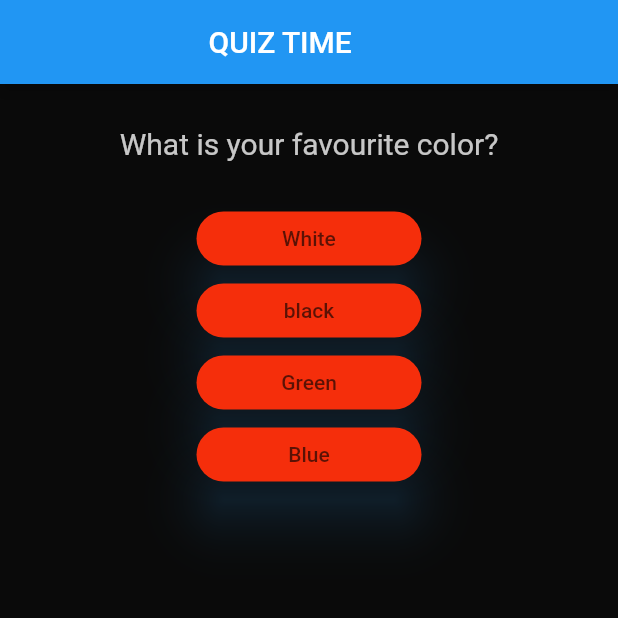
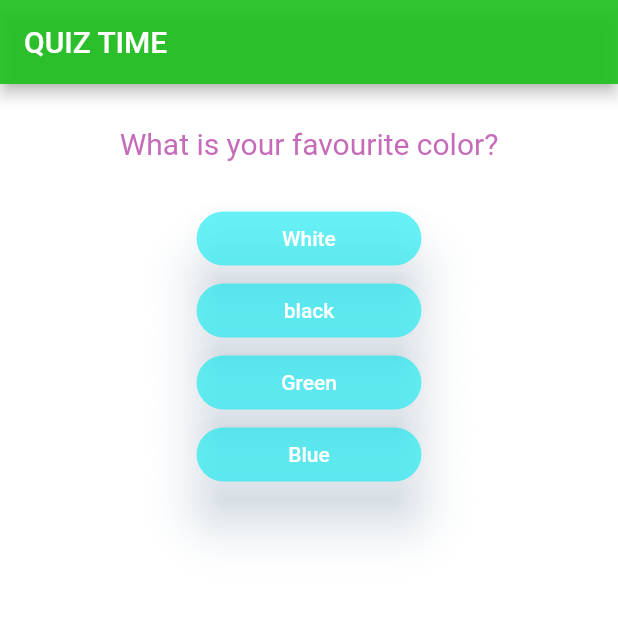
Before and after one commit to rajpranit/quiz-app, a Flutter app: the screen it shows after launch, on a phone screen of 412 x 824 dp, the top half of it. Run offline on Flutter 3.47's test engine with Material 2 defaults, Android fonts, the phone set to English and light mode, and no system bars.

Commit message:
Step-5 No Question Error handling

```diff
--- a/lib/answer.dart
+++ b/lib/answer.dart
@@ -13,13 +13,13 @@ class Answer extends StatelessWidget {
       child: ElevatedButton(
         style: ButtonStyle(
           backgroundColor:
-              MaterialStateProperty.all(Color.fromARGB(255, 245, 46, 11)),
+              MaterialStateProperty.all(Color.fromARGB(150, 0, 233, 241)),
           foregroundColor:
               MaterialStateProperty.all(Color.fromARGB(255, 255, 255, 255)),
           overlayColor:
-              MaterialStateProperty.all(Color.fromARGB(255, 0, 247, 0)),
+              MaterialStateProperty.all(Color.fromARGB(255, 55, 182, 55)),
           shadowColor:
-              MaterialStateProperty.all(Color.fromARGB(255, 42, 106, 158)),
+              MaterialStateProperty.all(Color.fromARGB(100, 42, 106, 158)),
           elevation: MaterialStateProperty.all(15),
           shape: MaterialStateProperty.all(
             RoundedRectangleBorder(
@@ -28,7 +28,12 @@ class Answer extends StatelessWidget {
           ),
           visualDensity: VisualDensity.adaptivePlatformDensity,
         ),
-        child: Text(answer , style: TextStyle(color: Color.fromARGB(160, 0, 1, 2)),),
+        child: Text(
+          answer,
+          style: TextStyle(
+            color: Color.fromARGB(255, 255, 255, 255),
+          ),
+        ),
         onPressed: selectHandler,
       ),
     ));
--- a/lib/main.dart
+++ b/lib/main.dart
@@ -19,7 +19,7 @@ class _MyAppState extends State<MyApp> {
     });
   }
 
-  var questions = [
+  final questions = const [
     {
       'question': 'What is your favourite color?',
       'answers': ['White', 'black', 'Green', 'Blue']
@@ -38,22 +38,45 @@ class _MyAppState extends State<MyApp> {
   Widget build(BuildContext context) {
     return MaterialApp(
       home: Scaffold(
-        backgroundColor: Color.fromARGB(255, 10, 10, 10),
+        backgroundColor: Color.fromARGB(255, 255, 255, 255),
         appBar: AppBar(
-          titleSpacing: 139,
+          backgroundColor: Color.fromARGB(233, 30, 192, 30),
           title: Text(
             "QUIZ TIME",
+            textAlign: TextAlign.right,
             style: TextStyle(
-              color: Color.fromARGB(255, 255, 255, 255),
+              color: Color.fromARGB(255, 255, 254, 254),
             ),
           ),
         ),
-        body: Column(
-          children: [
-            Question(questions[_questionIndex]["question"]),
-            ...(questions[_questionIndex]['answers'] as List).map((answer) => Answer(_answerQuestion, answer))
-          ],
-        ),
+        body: _questionIndex < questions.length
+            ? Column(
+                children: [
+                  Question(questions[_questionIndex]["question"] as String),
+                  ...(questions[_questionIndex]['answers'] as List)
+                      .map((answer) => Answer(_answerQuestion, answer))
+                ],
+              )
+            : Center(
+                child: Text(
+                  "You did it!",
+                  style: TextStyle(
+                      fontSize: 18,
+                      height:
+                          2, //line height 200%, 1= 100%, were 0.9 = 90% of actual line height
+                      color: Colors.redAccent, //font color
+                      backgroundColor: Colors.black12, //background color
+                      letterSpacing: 5, //letter spacing
+                      decoration: TextDecoration.underline, //make underline
+                      decorationStyle:
+                          TextDecorationStyle.double, //double underline
+                      decorationColor:
+                          Colors.brown, //text decoration 'underline' color
+                      decorationThickness:
+                          1.5, //decoration 'underline' thickness
+                      fontStyle: FontStyle.italic),
+                ),
+              ),
       ),
     );
   }
--- a/lib/question.dart
+++ b/lib/question.dart
@@ -14,7 +14,7 @@ class Question extends StatelessWidget {
       child: Text(
         questionText,
         style: TextStyle(
-          color: Color.fromARGB(197, 255, 255, 255),
+          color: Color.fromARGB(197, 180, 64, 165),
           fontSize: 20,
 
         ),
```
